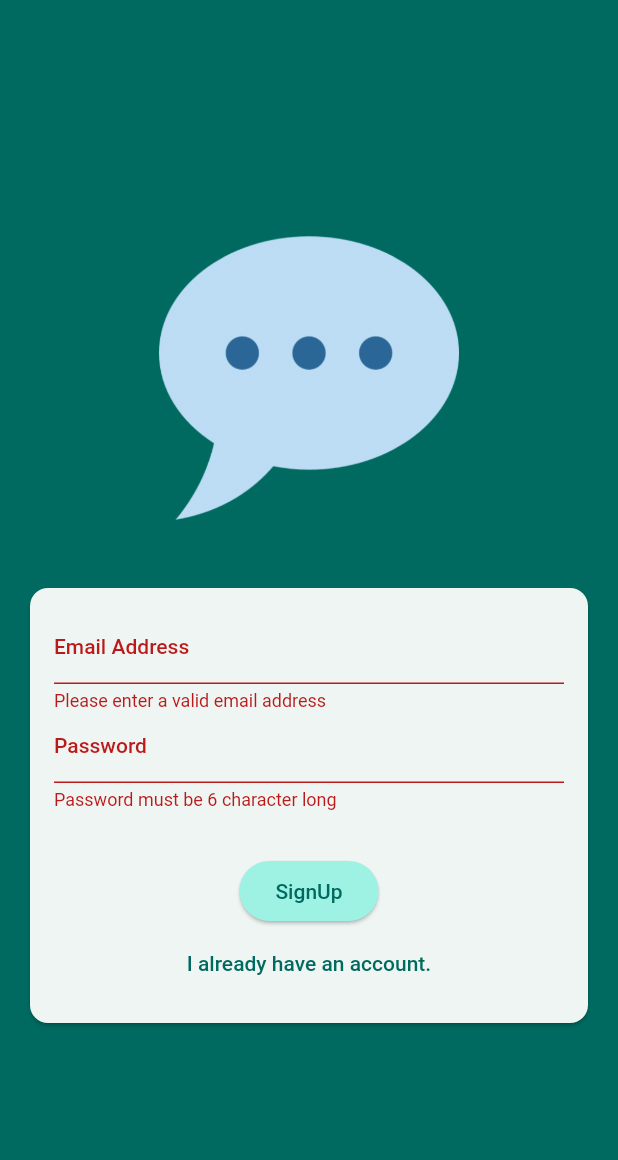
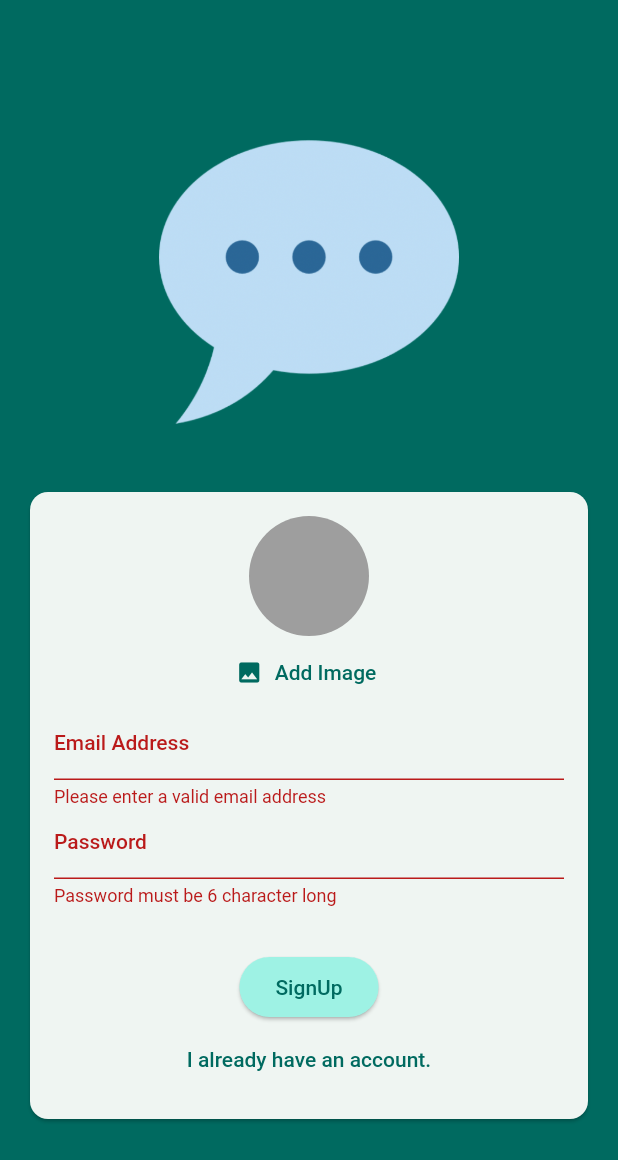
Before and after one commit to ajaypoly/chat-app, a Flutter app: the screen it shows after launch, after a tap on "Login", after a tap on "Create an account", on a phone screen of 412 x 824 dp. Shown: the top 1160 px of the screen. Run offline on Flutter 3.47's test engine with Material 2 defaults, Android fonts, the phone set to English and light mode, and no system bars; our stand-ins replace firebase_auth, firebase_core, image_picker; accounts and stored records are empty.

Commit message:
added image selecting

```diff
--- a/lib/main.dart
+++ b/lib/main.dart
@@ -1,4 +1,7 @@
 import 'package:chat_app/screens/auth.dart';
+import 'package:chat_app/screens/chat.dart';
+import 'package:chat_app/screens/splash.dart';
+import 'package:firebase_auth/firebase_auth.dart';
 import 'package:flutter/material.dart';
 import 'package:firebase_core/firebase_core.dart';
 import 'firebase_options.dart';
@@ -23,7 +26,17 @@ class App extends StatelessWidget {
           colorScheme: ColorScheme.fromSeed(
               seedColor: Color.fromARGB(255, 18, 181, 165)),
         ),
-      home:const AuthScreen()
-    );
+        home: StreamBuilder(
+            stream: FirebaseAuth.instance.authStateChanges(),
+            builder: (context, snapshot) {
+              if (snapshot.connectionState == ConnectionState.waiting) {
+                return const SplashScreen();
+              }
+
+              if (snapshot.hasData) {
+                return const ChatScreen();
+              }
+              return const AuthScreen();
+            }));
   }
 }
--- a/lib/screens/auth.dart
+++ b/lib/screens/auth.dart
@@ -1,3 +1,6 @@
+import 'dart:io';
+
+import 'package:chat_app/widgets/user_image_picker.dart';
 import 'package:firebase_auth/firebase_auth.dart';
 import 'package:flutter/material.dart';
 
@@ -13,16 +16,17 @@ class AuthScreen extends StatefulWidget {
 class _AuthScreenState extends State<AuthScreen> {
   final _formKey = GlobalKey<FormState>();
   var _isLogin = true;
-
   var _enteredEmail = "";
   var _enteredPassword = "";
+  File? _selectedImage;
 
   void _isSubmit() async {
     final isValid = _formKey.currentState!.validate();
-
-    if (!isValid) {
+    if (!isValid || !_isLogin && _selectedImage == null) {
       return;
     }
+
+
     _formKey.currentState!.save();
     try {
       if (_isLogin) {
@@ -72,6 +76,12 @@ class _AuthScreenState extends State<AuthScreen> {
                       child: Column(
                         mainAxisSize: MainAxisSize.min,
                         children: [
+                          if (!_isLogin)
+                            UserImagePicker(
+                              onPickImage: (pickedImage) {
+                                _selectedImage = pickedImage;
+                              },
+                            ),
                           TextFormField(
                             decoration: const InputDecoration(
                                 labelText: 'Email Address'),
--- /dev/null
+++ b/lib/screens/splash.dart
@@ -0,0 +1,17 @@
+import 'package:flutter/material.dart';
+
+class SplashScreen extends StatelessWidget {
+  const SplashScreen({super.key});
+
+  @override
+  Widget build(BuildContext context) {
+    return Scaffold(
+      appBar: AppBar(
+        title: const Text('Chat Screen'),
+      ),
+      body: const Center(
+        child: Text("Loading"),
+      ),
+    );
+  }
+}
--- /dev/null
+++ b/lib/widgets/user_image_picker.dart
@@ -0,0 +1,59 @@
+import 'dart:io';
+
+import 'package:flutter/material.dart';
+import 'package:image_picker/image_picker.dart';
+
+class UserImagePicker extends StatefulWidget {
+  const UserImagePicker({
+    super.key,
+    required this.onPickImage,
+  });
+
+  final void Function(File pickedImage) onPickImage;
+
+  @override
+  State<UserImagePicker> createState() => _UserImagePickerState();
+}
+
+class _UserImagePickerState extends State<UserImagePicker> {
+  File? _pickedImageFile;
+
+  void _pickImage() async {
+    final pickedImage = await ImagePicker().pickImage(
+      source: ImageSource.gallery,
+      imageQuality: 50,
+      maxWidth: 150,
+    );
+
+    if (pickedImage == null) {
+      return;
+    }
+
+    setState(() {
+      _pickedImageFile = File(pickedImage.path);
+    });
+    widget.onPickImage(_pickedImageFile!);
+  }
+
+  @override
+  Widget build(BuildContext context) {
+    return Column(
+      children: [
+        CircleAvatar(
+          radius: 40,
+          backgroundColor: Colors.grey,
+          foregroundImage:
+              _pickedImageFile != null ? FileImage(_pickedImageFile!) : null,
+        ),
+        TextButton.icon(
+          onPressed: _pickImage,
+          icon: const Icon(Icons.image),
+          label: Text(
+            "Add Image",
+            style: TextStyle(color: Theme.of(context).colorScheme.primary),
+          ),
+        )
+      ],
+    );
+  }
+}
--- a/pubspec.yaml
+++ b/pubspec.yaml
@@ -37,6 +37,8 @@ dependencies:
   cupertino_icons: ^1.0.2
   firebase_core: ^2.15.0
   firebase_auth: ^4.7.2
+  firebase_storage: ^11.2.5
+  image_picker: ^1.0.1
 
 dev_dependencies:
   flutter_test:
```
Also changed, not shown: lib/screens/chat.dart (added, +23 -0 lines), pubspec.lock, 5 other files. Lines whose indentation alone changed are shown as unchanged.
